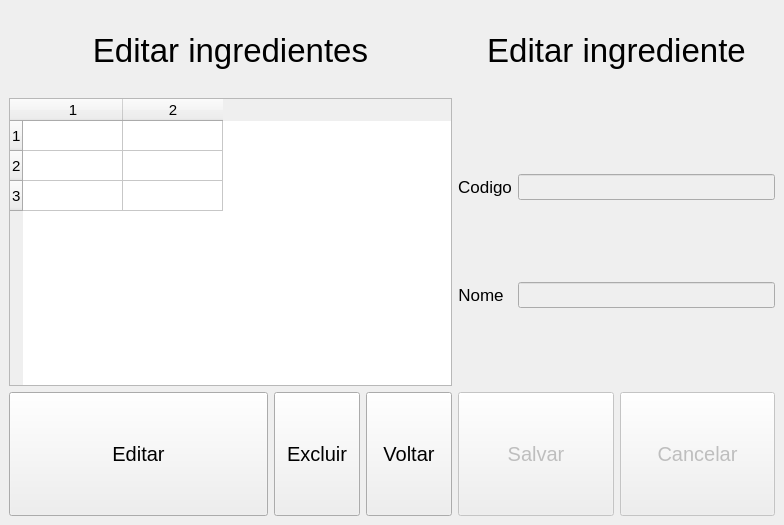
This is tela_gerenciar_ingrediente.ui in lucasHashi/PyQt5-gerenciador-de-vendas-de-comidas as Qt 5 draws it before an edit. The edited form follows.
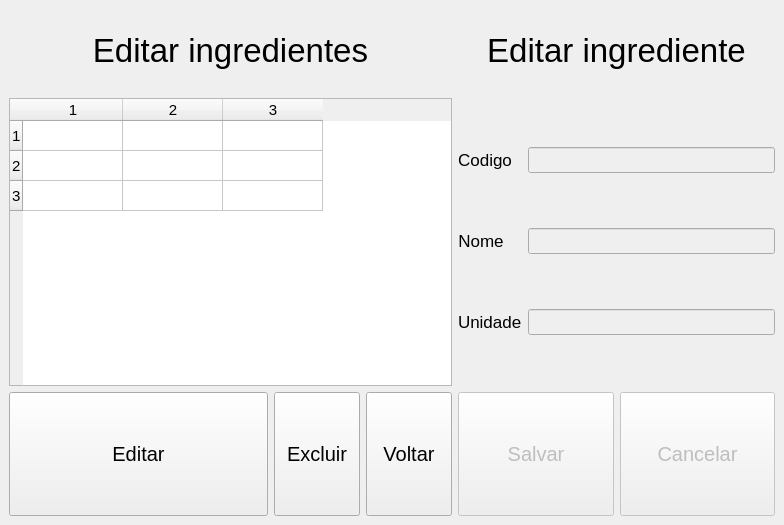
This is the edited form.

Diff of the .ui file:
```diff
--- a/tela_gerenciar_ingrediente.ui
+++ b/tela_gerenciar_ingrediente.ui
@@ -55,13 +55,14 @@
          <number>3</number>
         </property>
         <property name="columnCount">
-         <number>2</number>
+         <number>3</number>
         </property>
         <row/>
         <row/>
         <row/>
         <column/>
         <column/>
+        <column/>
        </widget>
       </item>
       <item>
@@ -182,6 +183,30 @@
           </property>
          </widget>
         </item>
+        <item row="2" column="1">
+         <widget class="QLineEdit" name="txt_unidade">
+          <property name="enabled">
+           <bool>false</bool>
+          </property>
+          <property name="font">
+           <font>
+            <pointsize>11</pointsize>
+           </font>
+          </property>
+         </widget>
+        </item>
+        <item row="2" column="0">
+         <widget class="QLabel" name="lbl_unidade">
+          <property name="font">
+           <font>
+            <pointsize>13</pointsize>
+           </font>
+          </property>
+          <property name="text">
+           <string>Unidade</string>
+          </property>
+         </widget>
+        </item>
         <item row="1" column="0">
          <widget class="QLabel" name="lbl_nome">
           <property name="sizePolicy">
```
